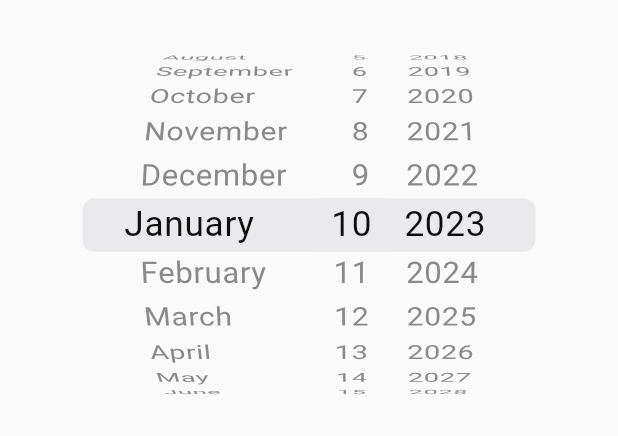
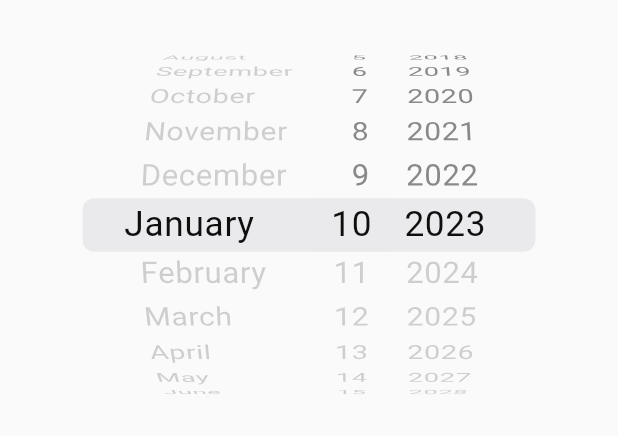
Before and after one commit to andymaking/expense, a Flutter app: the DatePicks widget shown alone on an empty page, opened directly, on a phone screen of 412 x 824 dp. Shown: the top 436 px of the screen. Run offline on Flutter 3.47's test engine with Material 2 defaults, Android fonts, the phone set to English and light mode, and no system bars; our stand-ins replace modal_bottom_sheet.

Commit message:
almost done

```diff
--- a/lib/ui/add_transaction.dart
+++ b/lib/ui/add_transaction.dart
@@ -179,6 +179,7 @@ class _DatePicksState extends State<DatePicks> {
       child: Material(
         child:  CupertinoDatePicker(
           initialDateTime: DateTime.now(),
+          maximumDate: DateTime.now(),
           mode: CupertinoDatePickerMode.date,
           use24hFormat: true,
           // This is called when the user changes the date.
```
